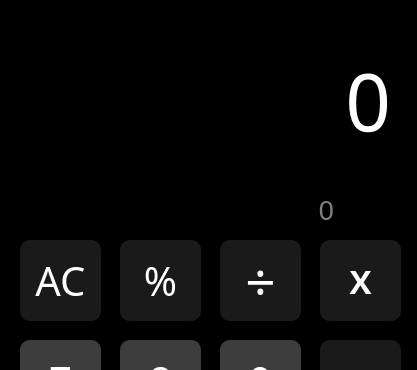
Old version of the form src/uixml/main_screen.ui in the repository NelMatrix743/Dentaku-desktop; both pictures show x 0 to 417 and y 0 to 370 of the 417 by 758 pixel window.
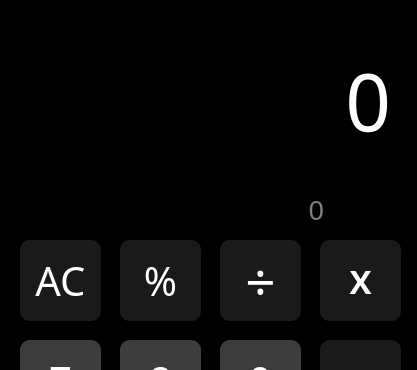
New version of the form. Icons and pictures are not drawn.

Commit message: feat(ui): Implement state change for each button in [pressed] event

Diff of the .ui file:
```diff
--- a/src/uixml/main_screen.ui
+++ b/src/uixml/main_screen.ui
@@ -584,7 +584,7 @@
      <rect>
       <x>20</x>
       <y>190</y>
-      <width>331</width>
+      <width>321</width>
       <height>41</height>
      </rect>
     </property>
```
Left out of the diff: 284 changed lines with no effect on the pictures.
